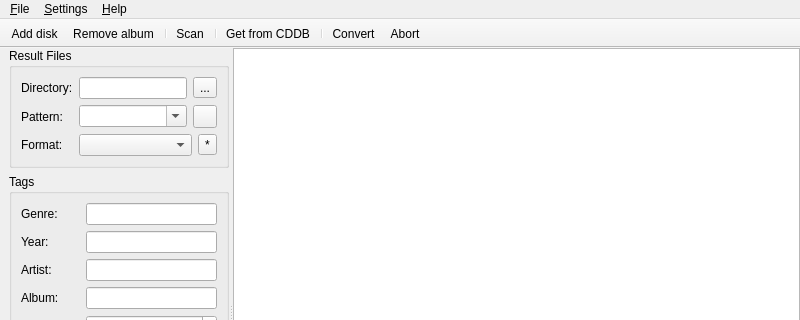
The window that gui/mainwindow.ui (flacon/flacon) describes before a commit, drawn with Qt 5; both pictures show x 0 to 800 and y 0 to 320 of the 800 by 600 pixel window.
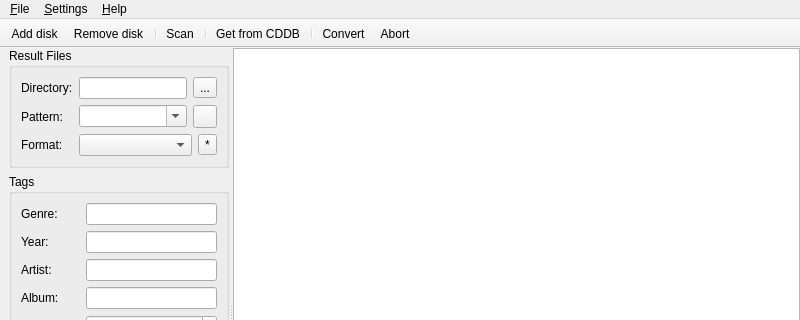
The same window after the commit. Custom widgets are drawn as their Qt base class.

Commit message: Change caption "Remove album" to "Remove disk"

The edit to the form file:
```diff
--- a/gui/mainwindow.ui
+++ b/gui/mainwindow.ui
@@ -437,7 +437,7 @@
   </action>
   <action name="actionRemoveDisc">
    <property name="text">
-    <string>Remove album</string>
+    <string>Remove disk</string>
    </property>
    <property name="toolTip">
     <string>Remove album from project</string>
```
Left out of the diff: 2 changed lines with no effect on the pictures.
